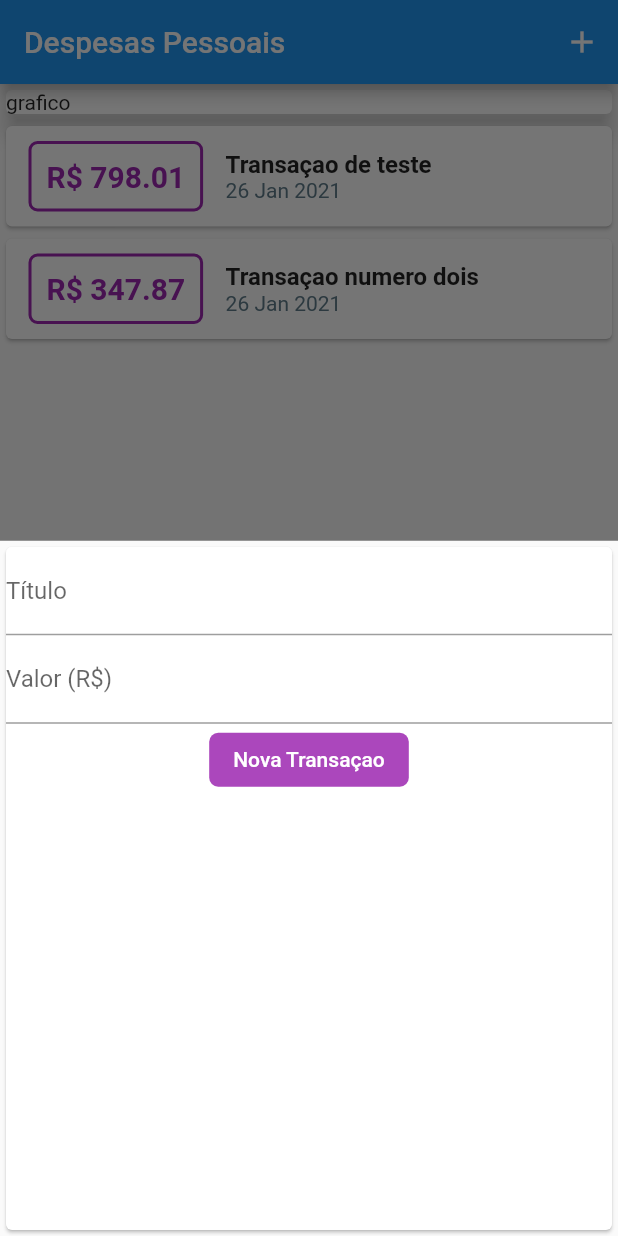
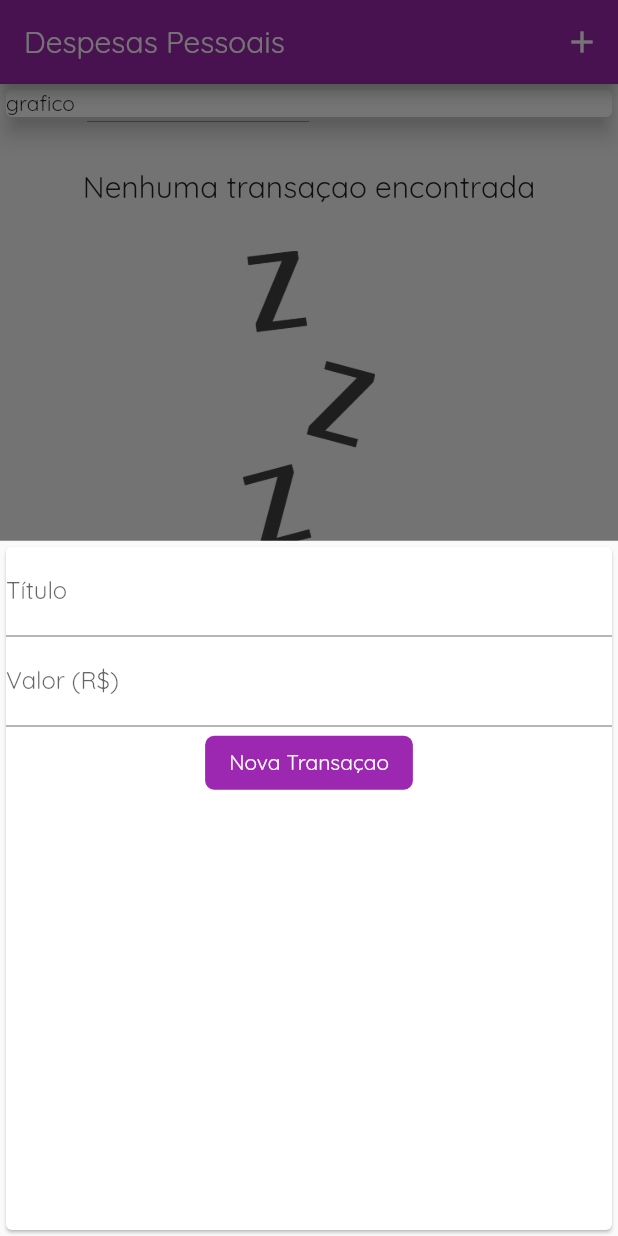
Before and after one commit to isaelEPJ/Expenses, a Flutter app: the screen it shows after launch, after a tap on the "add" icon, on a phone screen of 412 x 824 dp. Run offline on Flutter 3.47's test engine with Material 2 defaults, Android fonts, the phone set to English and light mode, and no system bars.

Commit message:
complementando Lista de transaçoes no flutter

```diff
--- a/lib/components/transaction_list.dart
+++ b/lib/components/transaction_list.dart
@@ -10,7 +10,29 @@ class TransactionList extends StatelessWidget {
   Widget build(BuildContext context) {
     return Container(
       height: 380,
-      child: ListView.builder(
+      child: transactions.isEmpty
+          ? Column(
+              children: <Widget>[
+                SizedBox(
+                  height: 30,
+                ),
+                Text(
+                  'Nenhuma transaçao encontrada',
+                  style: Theme.of(context).textTheme.title,
+                ),
+                SizedBox(
+                  height: 30,
+                ),
+                Container(
+                  height: 200,
+                  child: Image.asset(
+                    'assets/images/waiting.png',
+                    fit: BoxFit.cover,
+                  ),
+                ),
+              ],
+            )
+          : ListView.builder(
               itemCount: transactions.length,
               itemBuilder: (context, index) {
                 final tr = transactions[index];
--- a/lib/components/transation_form.dart
+++ b/lib/components/transation_form.dart
@@ -48,7 +48,7 @@ class _TransationFormState extends State<TransationForm> {
               shape: RoundedRectangleBorder(
                   borderRadius: BorderRadius.circular(6)),
               child: Text('Nova Transaçao'),
-              color: Colors.purple[400],
+              color: Theme.of(context).primaryColor,
               textColor: Colors.white,
               onPressed: _submitForm,
             ),
--- a/lib/main.dart
+++ b/lib/main.dart
@@ -10,7 +10,14 @@ main() => runApp(ExpensesApp());
 class ExpensesApp extends StatelessWidget {
   @override
   Widget build(BuildContext context) {
-    return MaterialApp(home: MyHomePage());
+    return MaterialApp(
+      home: MyHomePage(),
+      theme: ThemeData(
+        primarySwatch: Colors.purple,
+        accentColor: Colors.amber,
+        fontFamily: 'Quicksand',
+      ),
+    );
   }
 }
 
@@ -20,17 +27,17 @@ class MyHomePage extends StatefulWidget {
 }
 
 class _MyHomePageState extends State<MyHomePage> {
-  final _transation = [
-    Transation(
-        id: 't1',
-        title: 'Transaçao de teste',
-        value: 798.01,
-        date: DateTime.now()),
-    Transation(
-        id: 't2',
-        title: 'Transaçao numero dois',
-        value: 347.87,
-        date: DateTime.now())
+  final List<Transation> _transation = [
+    // Transation(
+    //     id: 't1',
+    //     title: 'Transaçao de teste',
+    //     value: 798.01,
+    //     date: DateTime.now()),
+    // Transation(
+    //     id: 't2',
+    //     title: 'Transaçao numero dois',
+    //     value: 347.87,
+    //     date: DateTime.now())
   ];
 
   _addTransaction(String title, double value) {
```
Also changed, not shown: pubspec.yaml (+14 -15 lines), assets/fonts/Quicksand-Bold.ttf (added), assets/fonts/Quicksand-Regular.ttf (added), assets/fonts/Roboto-Italic.ttf (added), assets/fonts/Roboto-Regular.ttf (added), assets/images/waiting.png (added). Lines whose indentation alone changed are shown as unchanged.
